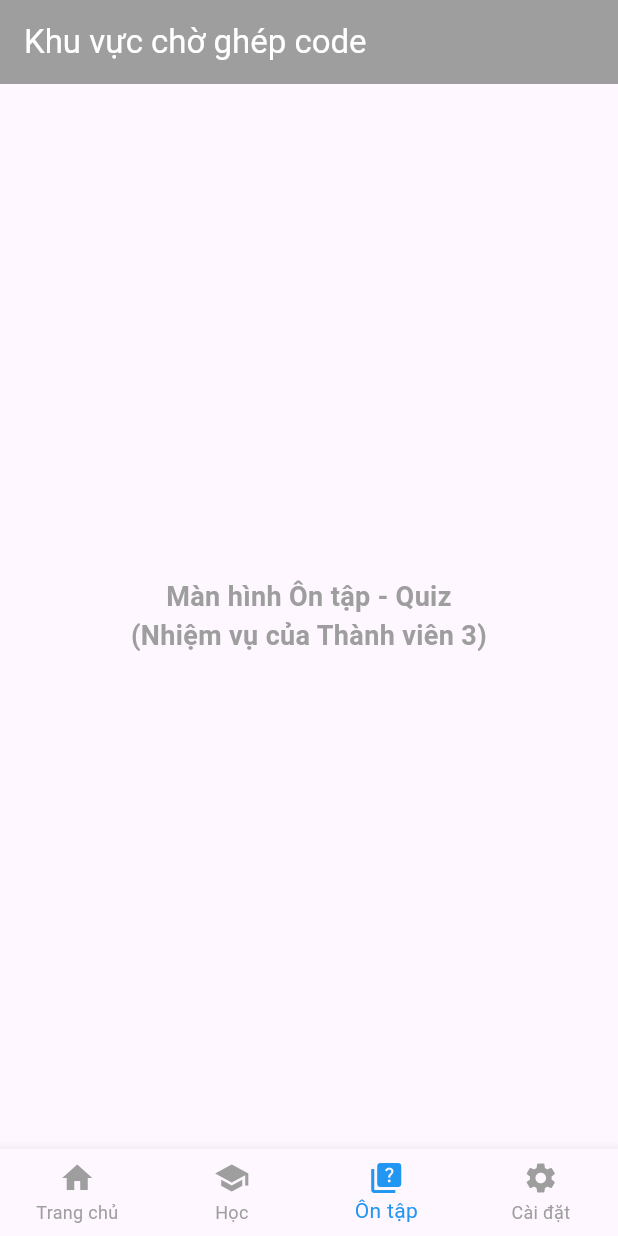
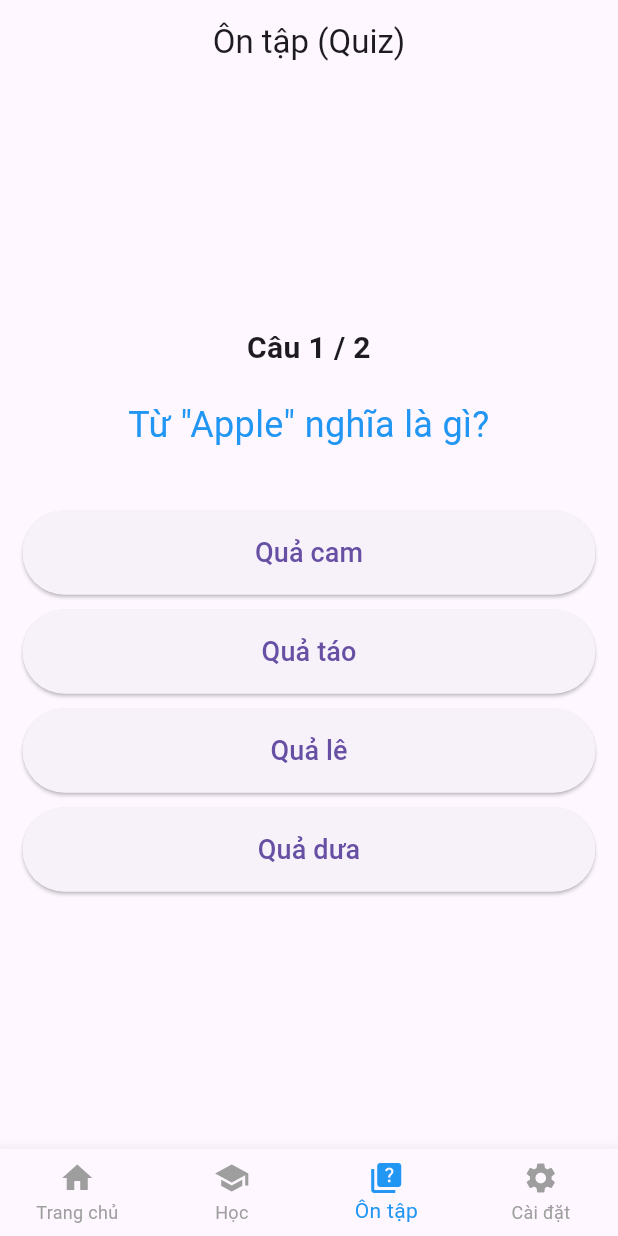
Before and after one commit to nguyenductinh24108547/2025_2026_3_2_PTUDDD_N01_Nhom_6, a Flutter app: the screen it shows after launch, item 3 of the bottom bar chosen, on a phone screen of 412 x 824 dp. Run offline on Flutter 3.47's test engine with Material 3 defaults, Android fonts, the phone set to English and light mode, and no system bars.

Commit message:
Hoan thanh man hinh Quiz va Setting

```diff
--- a/lib/main.dart
+++ b/lib/main.dart
@@ -1,5 +1,7 @@
 import 'package:flutter/material.dart';
 import 'screens/home_screen.dart';
+import 'screens/quiz_screen.dart'; // Đã nhúng file Ôn tập của Tính
+import 'screens/setting_screens.dart'; // Đã nhúng file Cài đặt của Tính
 
 void main() {
   runApp(const MyApp());
@@ -12,10 +14,7 @@ class MyApp extends StatelessWidget {
   Widget build(BuildContext context) {
     return MaterialApp(
       title: 'English Vocabulary App',
-      theme: ThemeData(
-        primaryColor: Colors.blue,
-        useMaterial3: true,
-      ),
+      theme: ThemeData(primaryColor: Colors.blue, useMaterial3: true),
       home: const MainScreen(),
     );
   }
@@ -31,21 +30,14 @@ class MainScreen extends StatefulWidget {
 class _MainScreenState extends State<MainScreen> {
   int _selectedIndex = 0;
 
-  // Danh sách các màn hình tương ứng với phân công của 3 thành viên[cite: 1]
+  // Đã cắm 2 màn hình của bạn vào đúng vị trí số 3 và 4
   final List<Widget> _screens = [
-    const HomeScreen(), // Màn hình 1: Trang chủ (Mai Anh Tú code)[cite: 1]
+    const HomeScreen(),
     const PlaceholderScreen(
-      title:
-          'Màn hình Học - Flashcard\n(Nhiệm vụ của Thành viên 2)',
-    ), // Chờ ghép code[cite: 1]
-    const PlaceholderScreen(
-      title:
-          'Màn hình Ôn tập - Quiz\n(Nhiệm vụ của Thành viên 3)',
-    ), // Chờ ghép code[cite: 1]
-    const PlaceholderScreen(
-      title:
-          'Màn hình Cài đặt\n(Nhiệm vụ của Thành viên 3)',
-    ), // Chờ ghép code[cite: 1]
+      title: 'Màn hình Học - Flashcard\n(Nhiệm vụ của Thành viên 2)',
+    ),
+    const QuizScreen(), // Màn hình Ôn tập (Thành viên 3)
+    const SettingScreens(), // Màn hình Cài đặt (Thành viên 3)
   ];
 
   @override
@@ -63,29 +55,17 @@ class _MainScreenState extends State<MainScreen> {
           });
         },
         items: const [
-          BottomNavigationBarItem(
-            icon: Icon(Icons.home),
-            label: 'Trang chủ',
-          ),
-          BottomNavigationBarItem(
-            icon: Icon(Icons.school),
-            label: 'Học',
-          ),
-          BottomNavigationBarItem(
-            icon: Icon(Icons.quiz),
-            label: 'Ôn tập',
-          ),
-          BottomNavigationBarItem(
-            icon: Icon(Icons.settings),
-            label: 'Cài đặt',
-          ),
+          BottomNavigationBarItem(icon: Icon(Icons.home), label: 'Trang chủ'),
+          BottomNavigationBarItem(icon: Icon(Icons.school), label: 'Học'),
+          BottomNavigationBarItem(icon: Icon(Icons.quiz), label: 'Ôn tập'),
+          BottomNavigationBarItem(icon: Icon(Icons.settings), label: 'Cài đặt'),
         ],
       ),
     );
   }
 }
 
-// Màn hình tạm thời hiển thị vị trí chờ lắp ghép code của TV2 và TV3[cite: 1]
+// Màn hình tạm thời hiển thị vị trí chờ lắp ghép code của TV2
 class PlaceholderScreen extends StatelessWidget {
   final String title;
   const PlaceholderScreen({super.key, required this.title});
--- /dev/null
+++ b/lib/screens/quiz_screen.dart
@@ -0,0 +1,107 @@
+import 'package:flutter/material.dart';
+
+class QuizScreen extends StatefulWidget {
+  const QuizScreen({super.key});
+
+  @override
+  State<QuizScreen> createState() => _QuizScreenState();
+}
+
+class _QuizScreenState extends State<QuizScreen> {
+  int currentQuestionIndex = 0;
+  int score = 0;
+
+  // Dữ liệu giả (Dummy data) cho bài tập trắc nghiệm
+  final List<Map<String, dynamic>> questions = [
+    {
+      'question': 'Từ "Apple" nghĩa là gì?',
+      'answers': ['Quả cam', 'Quả táo', 'Quả lê', 'Quả dưa'],
+      'correctIndex': 1, // Vị trí đáp án đúng (Bắt đầu từ 0)
+    },
+    {
+      'question': 'Từ "Dog" nghĩa là gì?',
+      'answers': ['Con mèo', 'Con chim', 'Con chó', 'Con cá'],
+      'correctIndex': 2,
+    },
+  ];
+
+  // Hàm kiểm tra đáp án
+  void checkAnswer(int selectedIndex) {
+    if (selectedIndex == questions[currentQuestionIndex]['correctIndex']) {
+      score++; // Trả lời đúng thì cộng 1 điểm
+    }
+
+    setState(() {
+      if (currentQuestionIndex < questions.length - 1) {
+        currentQuestionIndex++; // Chuyển sang câu tiếp theo
+      } else {
+        // Hết câu hỏi thì hiển thị kết quả
+        showDialog(
+          context: context,
+          builder: (context) => AlertDialog(
+            title: const Text('Hoàn thành!'),
+            content: Text('Điểm của bạn: $score / ${questions.length}'),
+            actions: [
+              TextButton(
+                onPressed: () {
+                  Navigator.pop(context);
+                  setState(() {
+                    currentQuestionIndex = 0; // Reset game
+                    score = 0;
+                  });
+                },
+                child: const Text('Chơi lại'),
+              ),
+            ],
+          ),
+        );
+      }
+    });
+  }
+
+  @override
+  Widget build(BuildContext context) {
+    return Scaffold(
+      appBar: AppBar(title: const Text('Ôn tập (Quiz)'), centerTitle: true),
+      body: Padding(
+        padding: const EdgeInsets.all(15.0),
+        child: Column(
+          mainAxisAlignment: MainAxisAlignment.center,
+          crossAxisAlignment: CrossAxisAlignment.stretch,
+          children: [
+            Text(
+              'Câu ${currentQuestionIndex + 1} / ${questions.length}',
+              textAlign: TextAlign.center,
+              style: const TextStyle(fontSize: 20, fontWeight: FontWeight.bold),
+            ),
+            const SizedBox(height: 20),
+            Text(
+              questions[currentQuestionIndex]['question'],
+              textAlign: TextAlign.center,
+              style: const TextStyle(fontSize: 24, color: Colors.blue),
+            ),
+            const SizedBox(height: 40),
+
+            // Dùng vòng lặp để tạo 4 nút bấm
+            ...List.generate(
+              questions[currentQuestionIndex]['answers'].length,
+              (index) => Padding(
+                padding: const EdgeInsets.only(bottom: 10.0),
+                child: ElevatedButton(
+                  style: ElevatedButton.styleFrom(
+                    padding: const EdgeInsets.symmetric(vertical: 15),
+                  ),
+                  onPressed: () => checkAnswer(index),
+                  child: Text(
+                    questions[currentQuestionIndex]['answers'][index],
+                    style: const TextStyle(fontSize: 18),
+                  ),
+                ),
+              ),
+            ),
+          ],
+        ),
+      ),
+    );
+  }
+}
```
Also changed, not shown: lib/screens/setting_screens.dart (added, +66 -0 lines).
